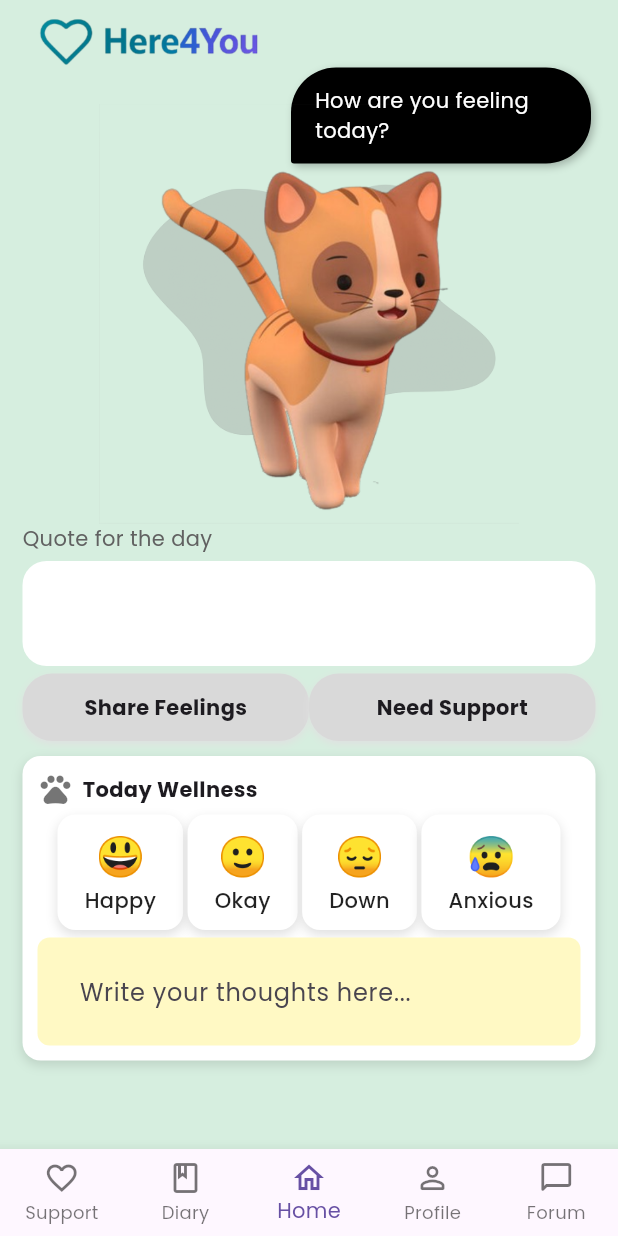
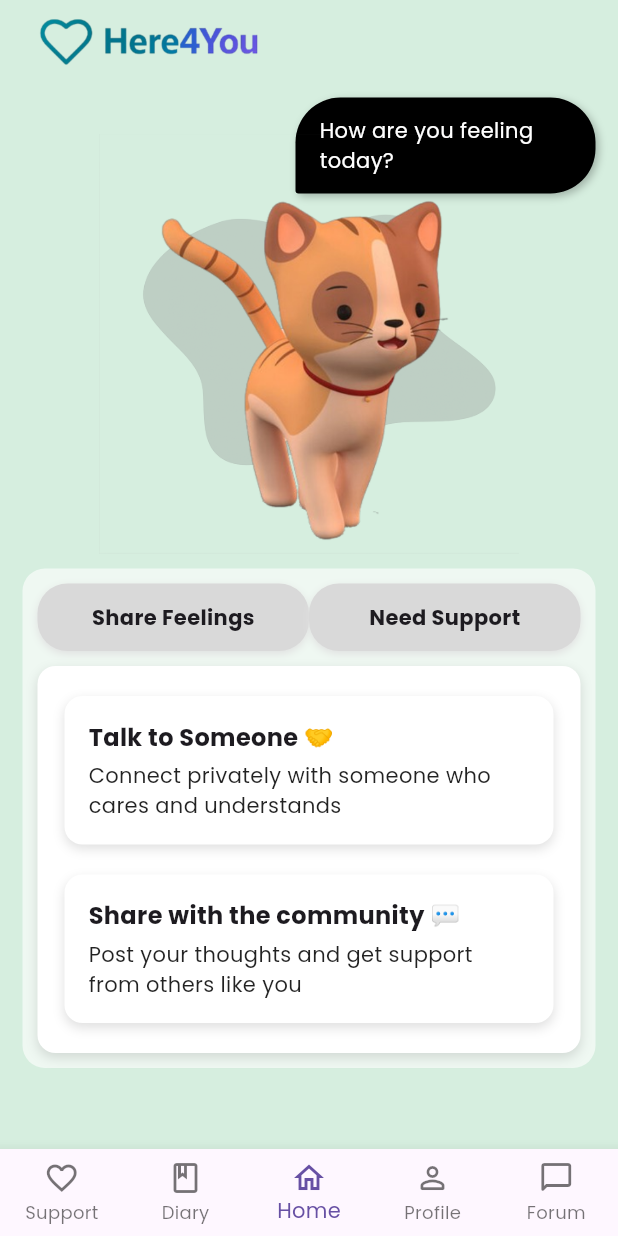
Before and after one commit to Mushy07/Here4U, a Flutter app: the screen it shows after launch, on a phone screen of 412 x 824 dp. Run offline on Flutter 3.47's test engine with Material 3 defaults, Android fonts, the phone set to English and light mode, and no system bars; our stand-ins replace flutter_calendar_carousel, google_fonts.

Commit message:
[ADD] specified widgets for home screen.

```diff
--- a/lib/core/widgets/bottom_navibar.widget.dart
+++ b/lib/core/widgets/bottom_navibar.widget.dart
@@ -1,7 +1,8 @@
 import 'package:flutter/material.dart';
+import 'package:here4u/features/user/diary/presentation/screens/diary_page.screen.dart';
+import 'package:here4u/features/user/home/presentation/screens/user_home.screen.dart';
 
-import '../../features/user/diary/presentation/screens/diary_page.screen.dart';
-import '../../features/user/home/presentation/screens/main_page.screen.dart';
+// import '../../features/user/home/presentation/screens/main_page.screen.dart';
 
 class BottomNaviBar extends StatefulWidget {
   const BottomNaviBar({super.key});
@@ -15,7 +16,8 @@ class _BottomNaviBarState extends State<BottomNaviBar> {
   final List<Widget> _pages = [
     SupportPage(),
     DiaryPage(),
-    MainPage(),
+    // MainPage(),
+    UserHomeScreen(),
     ProfilePage(),
     ForumPage(),
 
@@ -61,6 +63,7 @@ class _BottomNaviBarState extends State<BottomNaviBar> {
 
   }
 }
+
 class SupportPage extends StatelessWidget {
   @override
   Widget build(BuildContext context) =>
--- a/lib/features/user/diary/presentation/screens/diary_page.screen.dart
+++ b/lib/features/user/diary/presentation/screens/diary_page.screen.dart
@@ -1,6 +1,5 @@
 import 'package:flutter/material.dart';
 import 'package:flutter_calendar_carousel/classes/event.dart';
-import 'package:here4u/core/widgets/bottom_navibar.widget.dart';
 import 'package:intl/intl.dart';
 import '../../../../../core/constants/theme.dart';
 import '../../../../../core/widgets/button.dart';
--- a/lib/features/user/home/presentation/screens/main_page.screen.dart
+++ b/lib/features/user/home/presentation/screens/main_page.screen.dart
@@ -1,12 +1,8 @@
 import 'package:flutter/material.dart';
-import 'package:google_fonts/google_fonts.dart';
 
 import '../../../../../core/constants/theme.dart';
 import '../../../../../core/widgets/button.dart';
 import '../../../../../core/widgets/logo.widget.dart';
-import '../../../../../core/widgets/bottom_navibar.widget.dart';
-import 'main_page.screen.dart';
-
 class MainPage extends StatefulWidget {
   const MainPage({super.key});
 
--- a/lib/features/user/home/presentation/screens/main_support.screen.dart
+++ b/lib/features/user/home/presentation/screens/main_support.screen.dart
@@ -1,10 +1,8 @@
 import 'package:flutter/material.dart';
-import 'package:google_fonts/google_fonts.dart';
 
 import '../../../../../core/constants/theme.dart';
 import '../../../../../core/widgets/button.dart';
 import '../../../../../core/widgets/logo.widget.dart';
-import '../../../../../core/widgets/bottom_navibar.widget.dart';
 import 'main_page.screen.dart';
 
 class MainSupportPage extends StatefulWidget {
@@ -185,50 +183,3 @@ class _MainSupportPageState extends State<MainSupportPage> {
     );
   }
 }
-
-class OptionCard extends StatelessWidget {
-  final String title;
-  final String subtitle;
-
-  const OptionCard({
-    super.key,
-    required this.title,
-    required this.subtitle,
-  });
-
-  @override
-  Widget build(BuildContext context) {
-    return Container(
-      margin: const EdgeInsets.symmetric(horizontal: 8, vertical: 10),
-      padding: const EdgeInsets.all(16),
-      decoration: BoxDecoration(
-        color: Colors.white,
-        borderRadius: BorderRadius.circular(12),
-        boxShadow: const [
-          BoxShadow(
-            color: Colors.black12,
-            blurRadius: 6,
-            offset: Offset(0, 3),
-          ),
-        ],
-      ),
-      child: Column(
-        crossAxisAlignment: CrossAxisAlignment.start,
-        children: [
-          Text(
-            title,
-            style: heading2Style,
-          ),
-          const SizedBox(height: 4),
-          Text(
-            subtitle,
-            style: const TextStyle(
-              fontSize: 14,
-              color: Colors.black87,
-            ),
-          ),
-        ],
-      ),
-    );
-  }
-}
--- /dev/null
+++ b/lib/features/user/home/presentation/screens/user_home.screen.dart
@@ -0,0 +1,31 @@
+import 'package:flutter/material.dart';
+import 'package:here4u/core/constants/theme.dart';
+import 'package:here4u/features/user/home/presentation/widgets/pet_view.widget.dart';
+import 'package:here4u/features/user/home/presentation/widgets/todays_wellness.widget.dart';
+import 'package:here4u/features/user/home/presentation/widgets/user_home_header.widget.dart';
+
+class UserHomeScreen extends StatelessWidget {
+  const UserHomeScreen({super.key});
+
+  @override
+  Widget build(BuildContext context) {
+    return Scaffold(
+      backgroundColor: primaryClr,
+      body: SafeArea(
+        child: SingleChildScrollView(
+          padding: EdgeInsets.symmetric(horizontal: 15.0, vertical: 10.0),
+          child: Column(
+            crossAxisAlignment: CrossAxisAlignment.start,
+            children: [
+              UserHomeHeaderWidget(),
+              const SizedBox(height: 20.0),
+              PetViewWidget(),
+              const SizedBox(height: 10.0),
+              TodaysWellnessWidget(),
+            ],
+          ),
+        ),
+      ),
+    );
+  }
+}
--- /dev/null
+++ b/lib/features/user/home/presentation/widgets/pet_view.widget.dart
@@ -0,0 +1,60 @@
+import 'package:flutter/material.dart';
+import 'package:here4u/core/constants/theme.dart';
+
+class PetViewWidget extends StatelessWidget {
+  const PetViewWidget({super.key});
+
+  @override
+  Widget build(BuildContext context) {
+    return Column(
+      children: [
+        Align(
+          alignment: Alignment.topRight,
+          child: Container(
+            padding: const EdgeInsets.symmetric(horizontal: 16, vertical: 12),
+            constraints: const BoxConstraints(maxWidth: 200),
+            decoration: BoxDecoration(
+              color: Colors.black,
+              borderRadius: const BorderRadius.only(
+                topLeft: Radius.circular(30),
+                topRight: Radius.circular(30),
+                bottomLeft: Radius.circular(2),
+                bottomRight: Radius.circular(30),
+              ),
+              boxShadow: const [
+                BoxShadow(
+                  color: Colors.black26,
+                  offset: Offset(2, 2),
+                  blurRadius: 4,
+                ),
+              ],
+            ),
+            child: Text(
+              "How are you feeling today?",
+              style: whiteHeading3Style,
+            ),
+          ),
+        ),
+        Stack(
+          clipBehavior: Clip.none,
+          alignment: Alignment.center,
+          children: [
+            Positioned(
+              bottom: 0,
+              child: Image.asset(
+                "assets/images/white_shadow.png",
+                height: 280,
+                color: Colors.white.withOpacity(0.3),
+                colorBlendMode: BlendMode.modulate,
+              ),
+            ),
+            Container(
+              alignment: Alignment.bottomCenter,
+              child: Image.asset("assets/images/cat_pet.png", height: 240),
+            ),
+          ],
+        ),
+      ],
+    );
+  }
+}
--- /dev/null
+++ b/lib/features/user/home/presentation/widgets/todays_wellness.widget.dart
@@ -0,0 +1,88 @@
+import 'package:flutter/material.dart';
+import 'package:here4u/core/widgets/button.dart';
+import 'package:here4u/features/user/home/presentation/widgets/todays_wellness_option_card.widget.dart';
+
+class TodaysWellnessWidget extends StatefulWidget {
+  const TodaysWellnessWidget({super.key});
+
+  @override
+  State<TodaysWellnessWidget> createState() => _TodaysWellnessWidgetState();
+}
+
+class _TodaysWellnessWidgetState extends State<TodaysWellnessWidget> {
+  @override
+  Widget build(BuildContext context) {
+    return Container(
+      padding: const EdgeInsets.all(10.0),
+      decoration: BoxDecoration(
+        color: Color(0xFFFFFFFF).withOpacity(0.6),
+        borderRadius: BorderRadius.circular(15.0),
+      ),
+      child: Column(
+        children: [
+          // TODO: Explore with TabBar widget
+          Row(
+            children: [
+              Expanded(
+                child: MyButton(
+                  label: "Share Feelings",
+                  onTap: () {
+                    Navigator.push(
+                      context,
+                      MaterialPageRoute(
+                        builder: (context) => const Placeholder(),
+                      ),
+                    );
+                  },
+                ),
+              ),
+              Expanded(
+                child: MyButton(
+                  label: "Need Support",
+                  onTap: () {
+                    Navigator.push(
+                      context,
+                      MaterialPageRoute(
+                        builder: (context) => const Placeholder(),
+                      ),
+                    );
+                  },
+                ),
+              ),
+            ],
+          ),
+          const SizedBox(height: 10.0),
+          Container(
+            padding: const EdgeInsets.all(10),
+            decoration: BoxDecoration(
+              color: Colors.white,
+              borderRadius: BorderRadius.circular(12),
+              boxShadow: [
+                BoxShadow(
+                  color: Colors.black12,
+                  blurRadius: 6,
+                  offset: Offset(0, 3),
+                ),
+              ],
+            ),
+            child: const Column(
+              crossAxisAlignment: CrossAxisAlignment.start,
+              children: [
+                TodaysWellnessOptionCardWidget(
+                  title: "Talk to Someone 🤝",
+                  subtitle:
+                      "Connect privately with someone who cares and understands",
+                ),
+                TodaysWellnessOptionCardWidget(
+                  title: "Share with the community 💬",
+                  subtitle:
+                      "Post your thoughts and get support from others like you",
+                ),
+              ],
+            ),
+          ),
+        ],
+      ),
+    );
+  }
+}
--- /dev/null
+++ b/lib/features/user/home/presentation/widgets/todays_wellness_option_card.widget.dart
@@ -0,0 +1,39 @@
+import 'package:flutter/material.dart';
+import 'package:here4u/core/constants/theme.dart';
+
+class TodaysWellnessOptionCardWidget extends StatelessWidget {
+  final String title;
+  final String subtitle;
+
+  const TodaysWellnessOptionCardWidget({
+    super.key,
+    required this.title,
+    required this.subtitle,
+  });
+
+  @override
+  Widget build(BuildContext context) {
+    return Container(
+      margin: const EdgeInsets.symmetric(horizontal: 8, vertical: 10),
+      padding: const EdgeInsets.all(16),
+      decoration: BoxDecoration(
+        color: Colors.white,
+        borderRadius: BorderRadius.circular(12),
+        boxShadow: const [
+          BoxShadow(color: Colors.black12, blurRadius: 6, offset: Offset(0, 3)),
+        ],
+      ),
+      child: Column(
+        crossAxisAlignment: CrossAxisAlignment.start,
+        children: [
+          Text(title, style: heading2Style),
+          const SizedBox(height: 4),
+          Text(
+            subtitle,
+            style: const TextStyle(fontSize: 14, color: Colors.black87),
+          ),
+        ],
+      ),
+    );
+  }
+}
--- /dev/null
+++ b/lib/features/user/home/presentation/widgets/user_home_header.widget.dart
@@ -0,0 +1,11 @@
+import 'package:flutter/material.dart';
+import 'package:here4u/core/widgets/logo.widget.dart';
+
+class UserHomeHeaderWidget extends StatelessWidget {
+  const UserHomeHeaderWidget({super.key});
+
+  @override
+  Widget build(BuildContext context) {
+    return Align(alignment: Alignment.topLeft, child: Logo());
+  }
+}
```
Also changed, not shown: lib/main.dart (+3 -8 lines).
